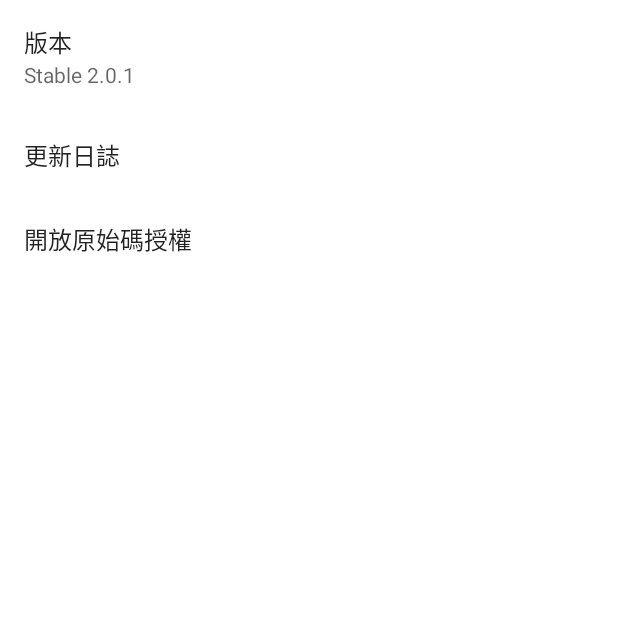
After one commit to MrNegativeTW/MinimalistTimetable, an Android app: the fragment PreferencesAboutFragment shown on its own in the app's theme, on a phone screen of 412 x 824 dp, the top half of it. The commit adds this screen. Run offline under Robolectric (Android 15) with nearby library versions, the phone set to English and light mode, and no system bars; our stand-ins replace androidx.preference.

Commit message:
[Add] Preferences now split into multiple screens

```diff
--- a/course/app/build.gradle
+++ b/course/app/build.gradle
@@ -71,6 +71,4 @@ dependencies {
 
     implementation 'com.github.chrisbanes:PhotoView:2.3.0'
     implementation 'com.github.MikeOrtiz:TouchImageView:3.0.1'
-    implementation 'com.github.medyo:android-about-page:1.3.1'
-    compileOnly 'com.google.android.wearable:wearable:2.8.1'
 }
--- /dev/null
+++ b/course/app/src/main/java/com/txwstudio/app/timetable/ui/preferences/PreferencesAboutFragment.kt
@@ -0,0 +1,53 @@
+package com.txwstudio.app.timetable.ui.preferences
+
+import android.content.SharedPreferences
+import android.net.Uri
+import android.os.Bundle
+import android.widget.Toast
+import androidx.browser.customtabs.CustomTabsIntent
+import androidx.preference.Preference
+import androidx.preference.PreferenceFragmentCompat
+import com.txwstudio.app.timetable.R
+
+private const val PREFERENCE_ABOUT_VERSION = "prefAbout_version"
+private const val PREFERENCE_ABOUT_CHANGELOG = "prefAbout_changelog"
+private const val PREFERENCE_ABOUT_OPEN_SOURCE = "prefAbout_openSource"
+private const val PREFERENCE_ABOUT_OFFICIAL_SITE = "prefAbout_officialSite"
+private const val PREFERENCE_ABOUT_GITHUB = "prefAbout_github"
+
+private const val CHANGELOG_LINK = "prefAbout_changelog"
+private const val OPEN_SOURCE_LINK = "prefAbout_openSource"
+private const val OFFICIAL_SITE_LINK = "prefAbout_officialSite"
+private const val GITHUB_LINK = "prefAbout_officialSite"
+
+class PreferencesAboutFragment : PreferenceFragmentCompat(),
+        Preference.OnPreferenceClickListener, SharedPreferences.OnSharedPreferenceChangeListener {
+
+    override fun onCreatePreferences(savedInstanceState: Bundle?, rootKey: String?) {
+        addPreferencesFromResource(R.xml.preferences_about)
+    }
+
+    override fun onPreferenceClick(preference: Preference?): Boolean {
+        TODO("Not yet implemented")
+    }
+
+    override fun onPreferenceTreeClick(preference: Preference?): Boolean {
+        val customTabsIntent = CustomTabsIntent.Builder().build()
+        when(preference?.key) {
+            PREFERENCE_ABOUT_CHANGELOG -> customTabsIntent.launchUrl(requireContext(), Uri.parse(CHANGELOG_LINK))
+            PREFERENCE_ABOUT_OPEN_SOURCE -> customTabsIntent.launchUrl(requireContext(), Uri.parse(OPEN_SOURCE_LINK))
+            PREFERENCE_ABOUT_OFFICIAL_SITE -> customTabsIntent.launchUrl(requireContext(), Uri.parse(OFFICIAL_SITE_LINK))
+            PREFERENCE_ABOUT_GITHUB -> customTabsIntent.launchUrl(requireContext(), Uri.parse(GITHUB_LINK))
+        }
+
+        return true
+    }
+
+    override fun onSharedPreferenceChanged(p0: SharedPreferences?, p1: String?) {
+        TODO("Not yet implemented")
+    }
+
+
+
+
+}
--- a/course/app/src/main/java/com/txwstudio/app/timetable/ui/settings/SettingsFragment.kt
+++ b/course/app/src/main/java/com/txwstudio/app/timetable/ui/settings/SettingsFragment.kt
@@ -93,7 +93,7 @@ class SettingsFragment : PreferenceFragmentCompat(),
                 val customTabsIntent = CustomTabsIntent.Builder().build()
                 customTabsIntent.launchUrl(requireContext(), Uri.parse(BUG_REPORT_LINK))
             }
-            PREFERENCE_CHANGELOG -> showDialog(PREFERENCE_CHANGELOG)
+//            PREFERENCE_CHANGELOG -> showDialog(PREFERENCE_CHANGELOG)
         }
         return super.onPreferenceTreeClick(preference)
     }
--- a/course/app/src/main/res/xml/preferences.xml
+++ b/course/app/src/main/res/xml/preferences.xml
@@ -1,5 +1,6 @@
 <?xml version="1.0" encoding="utf-8"?>
-<PreferenceScreen xmlns:android="http://schemas.android.com/apk/res/android">
+<PreferenceScreen xmlns:android="http://schemas.android.com/apk/res/android"
+    xmlns:app="http://schemas.android.com/apk/res-auto">
 
     <PreferenceCategory android:title="@string/settings_sectionGeneral">
 
@@ -78,7 +79,8 @@
             android:icon="@drawable/ic_code_24dp"
             android:key="pref_changelog"
             android:summary="@string/settings_versionSummary"
-            android:title="@string/settings_versionTitle" />
+            android:title="@string/settings_versionTitle"
+            app:fragment="com.txwstudio.app.timetable.ui.preferences.PreferencesAboutFragment" />
     </PreferenceCategory>
 
 </PreferenceScreen>
--- /dev/null
+++ b/course/app/src/main/res/xml/preferences_about.xml
@@ -0,0 +1,34 @@
+<?xml version="1.0" encoding="utf-8"?>
+<PreferenceScreen xmlns:android="http://schemas.android.com/apk/res/android"
+    xmlns:app="http://schemas.android.com/apk/res-auto">
+
+    <PreferenceCategory>
+        <Preference
+            android:key="prefAbout_version"
+            android:summary="Stable 2.0.1"
+            android:title="版本"
+            app:iconSpaceReserved="false" />
+        <Preference
+            android:key="prefAbout_changelog"
+            android:title="更新日誌"
+            app:iconSpaceReserved="false" />
+
+        <Preference
+            android:key="prefAbout_openSource"
+            android:title="開放原始碼授權"
+            app:iconSpaceReserved="false" />
+    </PreferenceCategory>
+
+<!--    <PreferenceCategory>-->
+<!--        <Preference-->
+<!--            android:key="prefAbout_officialSite"-->
+<!--            android:summary="https://"-->
+<!--            android:title="網站"-->
+<!--            app:iconSpaceReserved="false" />-->
+
+<!--        <Preference-->
+<!--            android:key="prefAbout_github"-->
+<!--            android:title="GitHub"-->
+<!--            app:iconSpaceReserved="false" />-->
+<!--    </PreferenceCategory>-->
+</PreferenceScreen>
```
